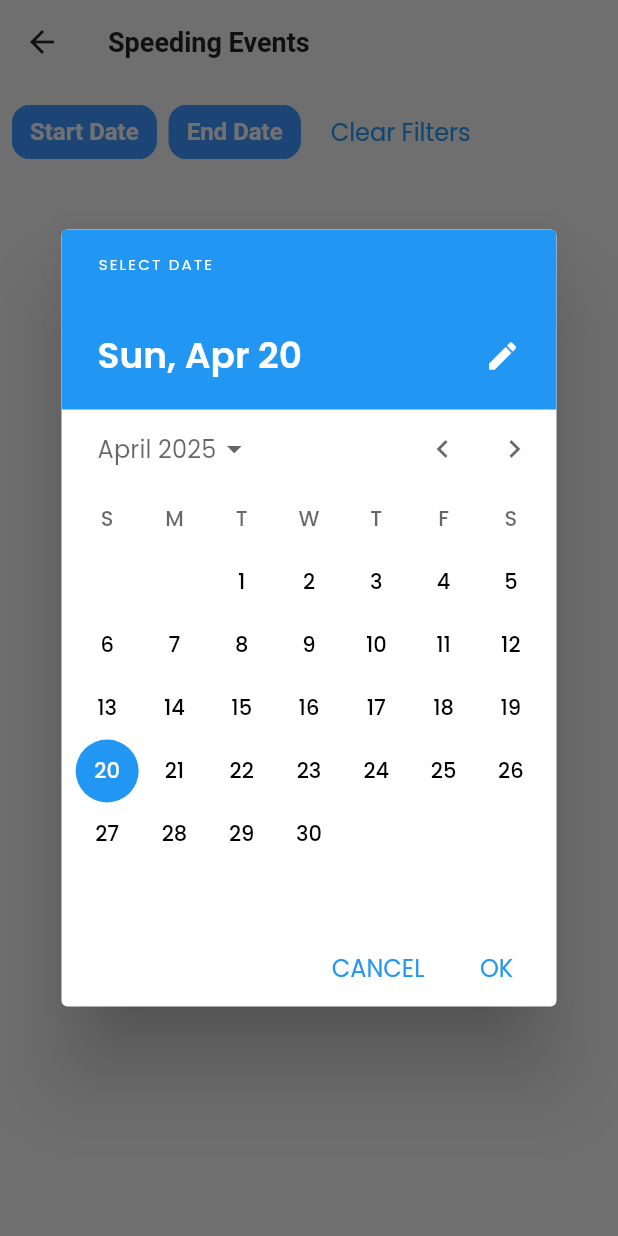
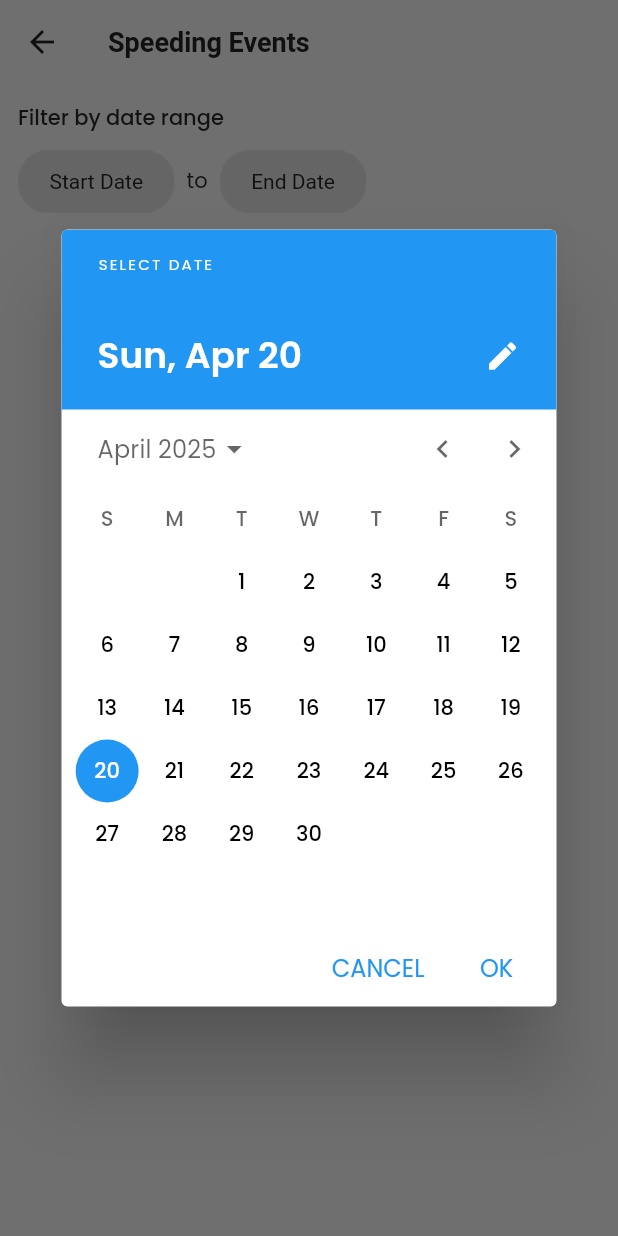
Before and after one commit to benouarAbdou/road_safety_flutter_mobile_app, a Flutter app: the ActivityPage screen opened directly with empty values, after a tap on "Start Date", on a phone screen of 412 x 824 dp. Run offline on Flutter 3.47's test engine with Material 3 defaults, Android fonts, the light colour scheme and no system bars; our stand-ins replace audioplayers, cloud_firestore, firebase_auth, firebase_core, geolocator, get and 4 more; accounts and stored records are empty.

Commit message:
filter events plus

```diff
--- a/lib/pages/ActivityPage.dart
+++ b/lib/pages/ActivityPage.dart
@@ -24,7 +24,9 @@ class ActivityPage extends StatelessWidget {
   Future<void> _selectDate(BuildContext context, bool isStartDate) async {
     final DateTime? picked = await showDatePicker(
       context: context,
-      initialDate: DateTime.now(),
+      initialDate: isStartDate
+          ? controller.startDate ?? DateTime.now()
+          : controller.endDate ?? DateTime.now(),
       firstDate: DateTime(2020),
       lastDate: DateTime(2100),
     );
@@ -37,68 +39,86 @@ class ActivityPage extends StatelessWidget {
     }
   }
 
+  Widget _buildDateChip(
+      DateTime? date, VoidCallback onTap, VoidCallback onClear, String label) {
+    return GestureDetector(
+      onTap: onTap,
+      child: Chip(
+        label: Text(date != null ? DateFormat('MMM d').format(date) : label),
+        deleteIcon: date != null ? const Icon(Icons.close, size: 18) : null,
+        onDeleted: date != null ? onClear : null,
+        backgroundColor: date != null
+            ? Theme.of(Get.context!).colorScheme.primary.withOpacity(0.1)
+            : null,
+        labelPadding: const EdgeInsets.symmetric(horizontal: 8),
+        shape: RoundedRectangleBorder(
+          borderRadius: BorderRadius.circular(20),
+          side: BorderSide(
+            color: date != null
+                ? Theme.of(Get.context!).colorScheme.primary
+                : Colors.grey.shade300,
+          ),
+        ),
+      ),
+    );
+  }
+
   @override
   Widget build(BuildContext context) {
     return Scaffold(
-      appBar: AppBar(title: const Text('Speeding Events')),
+      appBar: AppBar(
+        title: const Text('Speeding Events'),
+      ),
       body: Obx(() {
         return Column(
           crossAxisAlignment: CrossAxisAlignment.start,
           children: [
-            // Button Wrap
+            // Date Filter Section
             Padding(
-              padding: const EdgeInsets.all(8.0),
-              child: Wrap(
-                spacing: 8.0, // Horizontal spacing between buttons
-                runSpacing: 8.0, // Vertical spacing between lines
+              padding: const EdgeInsets.all(12.0),
+              child: Column(
+                crossAxisAlignment: CrossAxisAlignment.start,
                 children: [
-                  ElevatedButton(
-                    onPressed: () => _selectDate(context, true),
-                    style: ElevatedButton.styleFrom(
-                      padding: const EdgeInsets.symmetric(
-                          horizontal: 12, vertical: 8),
+                  const Text(
+                    'Filter by date range',
+                    style: TextStyle(fontWeight: FontWeight.w500),
                   ),
-                    child: Text(controller.startDate != null
-                        ? DateFormat('yyyy-MM-dd').format(controller.startDate!)
-                        : 'Start Date'),
+                  const SizedBox(height: 8),
+                  Row(
+                    children: [
+                      _buildDateChip(
+                        controller.startDate,
+                        () => _selectDate(context, true),
+                        () => controller.setStartDate(null),
+                        'Start Date',
                       ),
-                  ElevatedButton(
-                    onPressed: () => _selectDate(context, false),
-                    style: ElevatedButton.styleFrom(
-                      padding: const EdgeInsets.symmetric(
-                          horizontal: 12, vertical: 8),
+                      const Padding(
+                        padding: EdgeInsets.symmetric(horizontal: 8),
+                        child: Text('to'),
                       ),
-                    child: Text(controller.endDate != null
-                        ? DateFormat('yyyy-MM-dd').format(controller.endDate!)
-                        : 'End Date'),
+                      _buildDateChip(
+                        controller.endDate,
+                        () => _selectDate(context, false),
+                        () => controller.setEndDate(null),
+                        'End Date',
                       ),
-                  TextButton(
-                    onPressed: () => controller.clearFilters(),
-                    style: TextButton.styleFrom(
-                      padding: const EdgeInsets.symmetric(
-                          horizontal: 12, vertical: 8),
+                    ],
                   ),
-                    child: const Text('Clear Filters'),
-                  ),
-                  /*ElevatedButton(
-                    onPressed: () => controller.addRandomSpeedingEvent(userId),
-                    style: ElevatedButton.styleFrom(
-                      padding: const EdgeInsets.symmetric(
-                          horizontal: 12, vertical: 8),
-                    ),
-                    child: const Text('Add Random Event'),
-                  ),*/
                 ],
               ),
             ),
-            // Display Selected Dates
 
             // Data Table
             Expanded(
               child: controller.isLoading.value
                   ? const Center(child: CircularProgressIndicator())
                   : controller.speedingEvents.isEmpty
-                      ? const Center(child: Text('No speeding events found.'))
+                      ? const Center(
+                          child: Text(
+                            'No speeding events found',
+                            style: TextStyle(color: Colors.grey),
+                          ),
+                        )
                       : SingleChildScrollView(
                           scrollDirection: Axis.vertical,
                           physics: const BouncingScrollPhysics(),
@@ -108,60 +128,49 @@ class ActivityPage extends StatelessWidget {
                             child: Padding(
                               padding: const EdgeInsets.all(8.0),
                               child: DataTable(
-                                columnSpacing: 2.0,
+                                columnSpacing: 16.0,
                                 dataRowHeight: 48.0,
+                                headingTextStyle: TextStyle(
+                                  fontWeight: FontWeight.bold,
+                                  color: Theme.of(context).colorScheme.primary,
+                                ),
                                 columns: const [
+                                  DataColumn(label: Text('Date', maxLines: 1)),
                                   DataColumn(
-                                      label: SizedBox(
-                                          width: 120, child: Text('Date'))),
+                                      label: Text('Position', maxLines: 1)),
+                                  DataColumn(label: Text('Speed', maxLines: 1)),
+                                  DataColumn(label: Text('Limit', maxLines: 1)),
                                   DataColumn(
-                                      label: SizedBox(
-                                          width: 80, child: Text('Position'))),
+                                      label: Text('Duration', maxLines: 1)),
                                   DataColumn(
-                                      label: SizedBox(
-                                          width: 60, child: Text('Speed'))),
-                                  DataColumn(
-                                      label: SizedBox(
-                                          width: 60, child: Text('Limit'))),
-                                  DataColumn(
-                                      label: SizedBox(
-                                          width: 70, child: Text('Duration'))),
-                                  DataColumn(
-                                      label: SizedBox(
-                                          width: 60, child: Text('Action'))),
+                                      label: Text('Action', maxLines: 1)),
                                 ],
                                 rows: controller.speedingEvents.map((event) {
-                                  return DataRow(cells: [
-                                    DataCell(SizedBox(
-                                        width: 110,
-                                        child: Text(event['eventDateTime']
-                                            .toString()))),
-                                    DataCell(SizedBox(
-                                        width: 80,
-                                        child: Text(_formatPosition(
-                                            event['position'])))),
-                                    DataCell(SizedBox(
-                                        width: 60,
-                                        child: Text(event['driverSpeed']
-                                            .toStringAsFixed(1)))),
-                                    DataCell(SizedBox(
-                                        width: 60,
-                                        child: Text(event['roadSpeedLimit']
-                                            .toStringAsFixed(1)))),
-                                    DataCell(SizedBox(
-                                        width: 60,
-                                        child: Text("${event['duration']} s"))),
-                                    DataCell(SizedBox(
-                                      width: 60,
-                                      child: IconButton(
-                                        icon:
-                                            const Icon(Icons.delete, size: 20),
+                                  return DataRow(
+                                    cells: [
+                                      DataCell(Text(
+                                        DateFormat('MMM d, HH:mm').format(
+                                            DateTime.parse(
+                                                event['eventDateTime'])),
+                                      )),
+                                      DataCell(Text(
+                                          _formatPosition(event['position']))),
+                                      DataCell(Text(event['driverSpeed']
+                                          .toStringAsFixed(1))),
+                                      DataCell(Text(event['roadSpeedLimit']
+                                          .toStringAsFixed(1))),
+                                      DataCell(Text("${event['duration']} s")),
+                                      DataCell(
+                                        IconButton(
+                                          icon: const Icon(Icons.delete,
+                                              size: 20, color: Colors.red),
                                           onPressed: () =>
                                               controller.deleteSpeedingEvent(
                                                   event['eventId']),
                                         ),
-                                    )),
-                                  ]);
+                                      ),
+                                    ],
+                                  );
                                 }).toList(),
                               ),
                             ),
```
Lines whose indentation alone changed are shown as unchanged.
